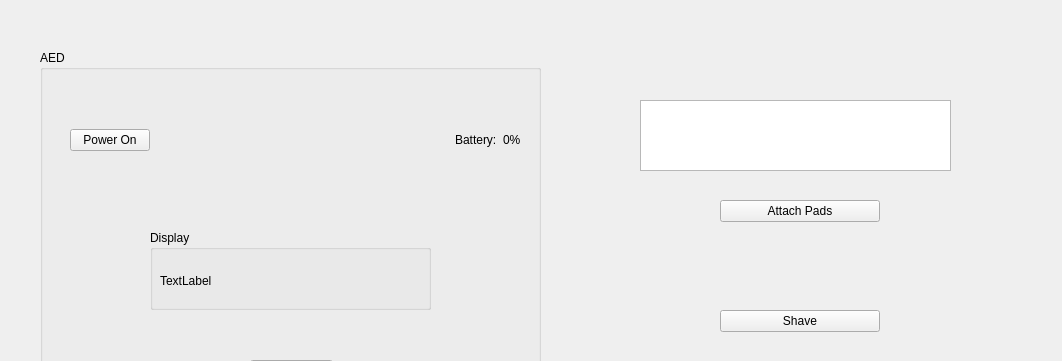
Qt form mainwindow.ui (Jay3345/AED-3004-Final) before a commit; both pictures show x 0 to 1062 and y 0 to 361 of the 1062 by 600 pixel window.
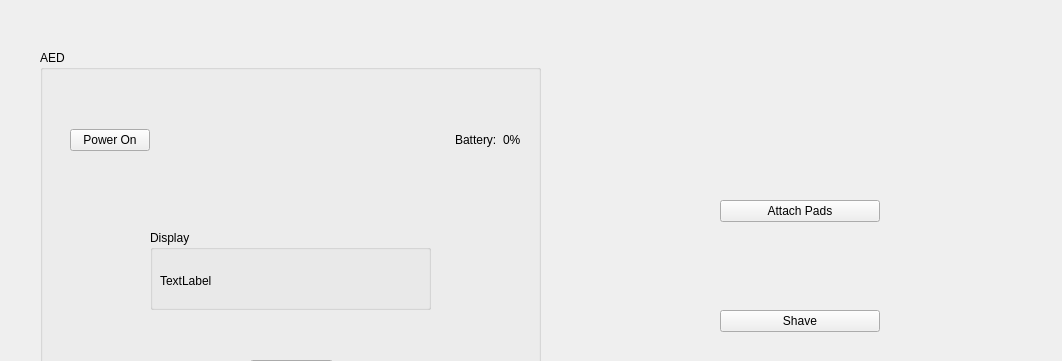
The same form after that commit.

What changed in the file:
```diff
--- a/mainwindow.ui
+++ b/mainwindow.ui
@@ -102,7 +102,7 @@
        <rect>
         <x>10</x>
         <y>30</y>
-        <width>111</width>
+        <width>261</width>
         <height>41</height>
        </rect>
       </property>
@@ -112,16 +112,6 @@
      </widget>
     </widget>
    </widget>
-   <widget class="QGraphicsView" name="ECGDisplay">
-    <property name="geometry">
-     <rect>
-      <x>640</x>
-      <y>100</y>
-      <width>311</width>
-      <height>71</height>
-     </rect>
-    </property>
-   </widget>
    <widget class="QWidget" name="verticalLayoutWidget">
     <property name="geometry">
      <rect>
@@ -181,6 +171,19 @@
      </item>
     </layout>
    </widget>
+   <widget class="QLabel" name="ECGLabel">
+    <property name="geometry">
+     <rect>
+      <x>580</x>
+      <y>80</y>
+      <width>451</width>
+      <height>101</height>
+     </rect>
+    </property>
+    <property name="text">
+     <string/>
+    </property>
+   </widget>
   </widget>
   <widget class="QMenuBar" name="menubar">
    <property name="geometry">
```
